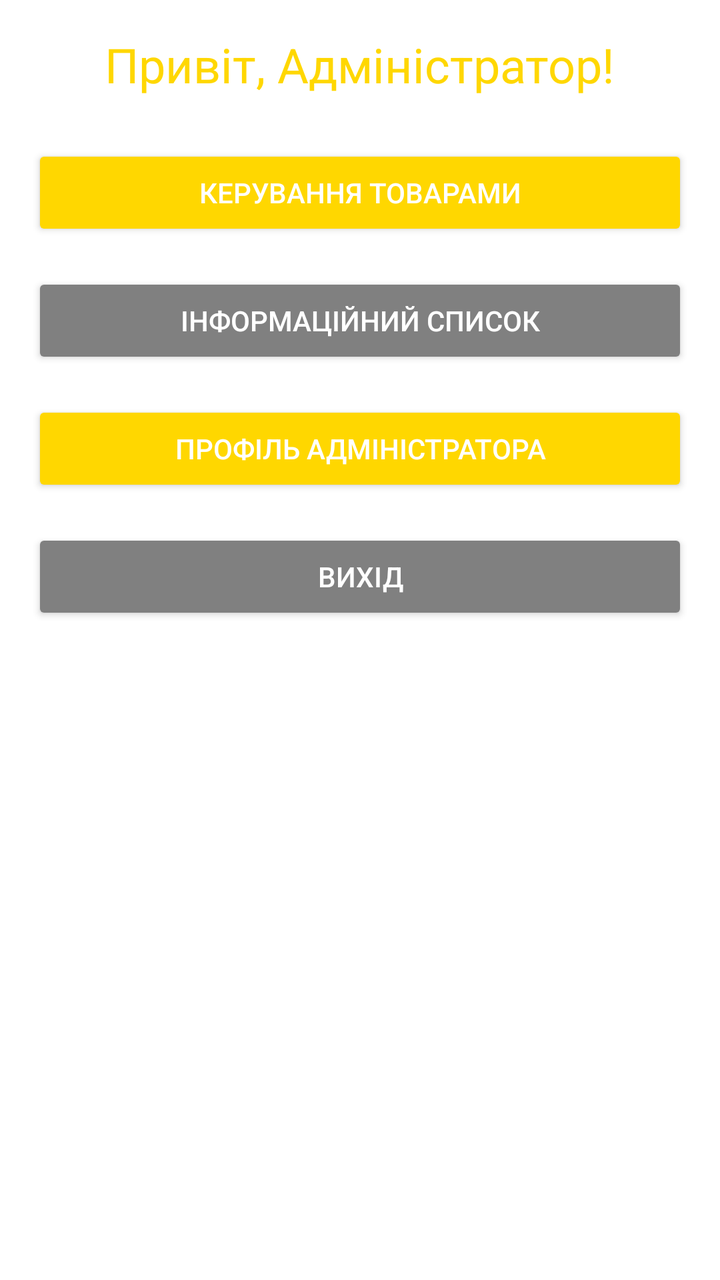
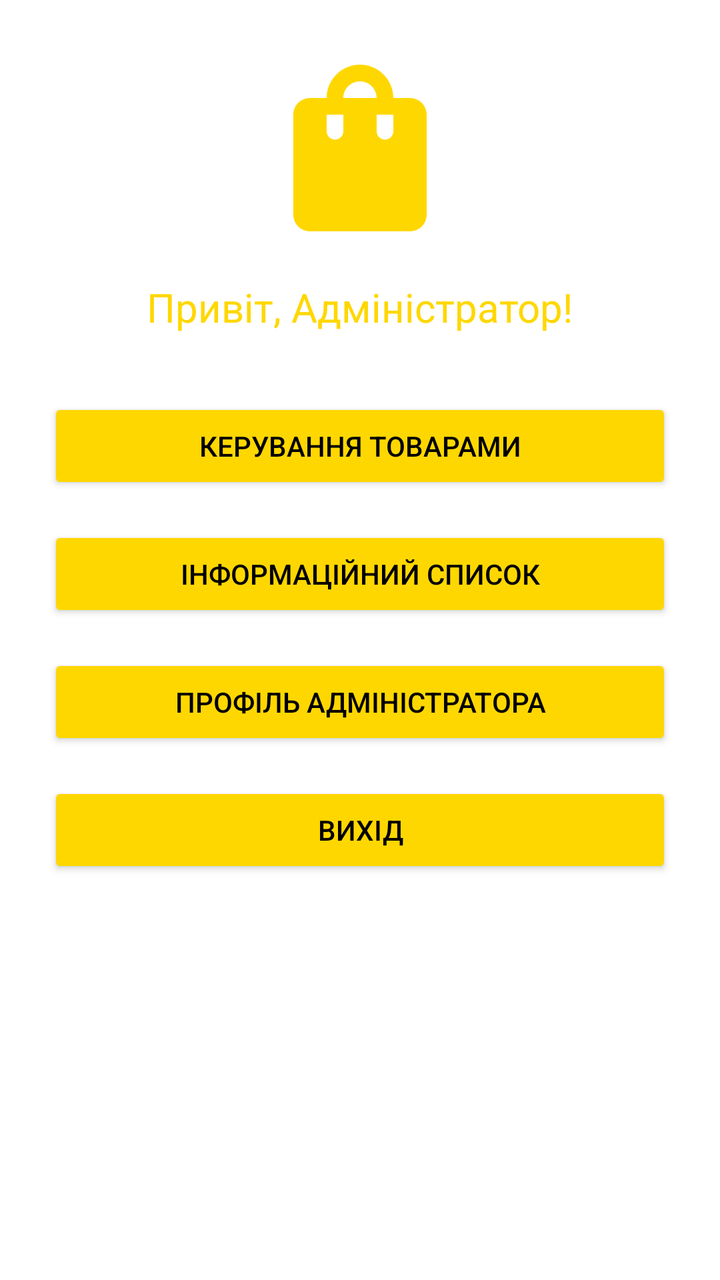

Compare the two renders of this Android layout. The source of the first and the diff that turns it into the second are given below.
<!-- AndroidManifest.xml: application theme Theme.JewelryStore -->
<!-- res/layout/activity_main.xml -->
<?xml version="1.0" encoding="utf-8"?>
<LinearLayout xmlns:android="http://schemas.android.com/apk/res/android"
    android:orientation="vertical"
    android:padding="16dp"
    android:background="@color/white"
    android:layout_width="match_parent"
    android:layout_height="match_parent">

    <TextView
        android:id="@+id/tvGreeting"
        android:text="Привіт, Адміністратор!"
        android:textSize="24sp"
        android:textColor="@color/gold"
        android:layout_gravity="center"
        android:layout_marginBottom="24dp"
        android:layout_width="wrap_content"
        android:layout_height="wrap_content" />

    <Button
        android:id="@+id/btnManageProducts"
        android:text="Керування товарами"
        android:backgroundTint="@color/gold"
        android:textColor="@color/white"
        android:layout_marginBottom="16dp"
        android:layout_width="match_parent"
        android:layout_height="wrap_content" />

    <Button
        android:id="@+id/btnInfoList"
        android:text="Інформаційний список"
        android:backgroundTint="@color/gray"
        android:textColor="@color/white"
        android:layout_marginBottom="16dp"
        android:layout_width="match_parent"
        android:layout_height="wrap_content" />

    <Button
        android:id="@+id/btnProfile"
        android:text="Профіль адміністратора"
        android:backgroundTint="@color/gold"
        android:textColor="@color/white"
        android:layout_marginBottom="16dp"
        android:layout_width="match_parent"
        android:layout_height="wrap_content" />

    <Button
        android:id="@+id/btnLogout"
        android:text="Вихід"
        android:backgroundTint="@color/gray"
        android:textColor="@color/white"
        android:layout_width="match_parent"
        android:layout_height="wrap_content" />

</LinearLayout>
<!-- resources referenced by this layout -->
<resources>
  <color name="gold">#FFD700</color>
  <color name="gray">#808080</color>
  <color name="white">#FFFFFF</color>
  <style name="Theme.JewelryStore" parent="Base.Theme.JewelryStore" />
  <style name="Base.Theme.JewelryStore" parent="Theme.Material3.DayNight.NoActionBar">
          
          
      </style>
</resources>

<!-- the commit's change to res/layout/activity_main.xml (unified diff, before → after) -->
@@ -1,54 +1,64 @@
 <?xml version="1.0" encoding="utf-8"?>
 <LinearLayout xmlns:android="http://schemas.android.com/apk/res/android"
+    android:layout_width="match_parent"
+    android:layout_height="match_parent"
     android:orientation="vertical"
-    android:padding="16dp"
-    android:background="@color/white"
-    android:layout_width="match_parent"
-    android:layout_height="match_parent">
+    android:gravity="center_horizontal"
+    android:padding="24dp"
+    android:background="#FFFFFF">
 
+    
+    <ImageView
+        android:id="@+id/ivLogo"
+        android:layout_width="100dp"
+        android:layout_height="100dp"
+        android:src="@drawable/ic_store"
+        android:contentDescription="Логотип магазину"
+        android:layout_marginBottom="16dp"/>
+
+    
     <TextView
         android:id="@+id/tvGreeting"
+        android:layout_width="wrap_content"
+        android:layout_height="wrap_content"
         android:text="Привіт, Адміністратор!"
-        android:textSize="24sp"
-        android:textColor="@color/gold"
-        android:layout_gravity="center"
-        android:layout_marginBottom="24dp"
-        android:layout_width="wrap_content"
-        android:layout_height="wrap_content" />
+        android:textSize="20sp"
+        android:textColor="#FFD700"
+        android:layout_marginBottom="32dp"/>
 
+    
     <Button
         android:id="@+id/btnManageProducts"
+        android:layout_width="match_parent"
+        android:layout_height="wrap_content"
         android:text="Керування товарами"
-        android:backgroundTint="@color/gold"
-        android:textColor="@color/white"
-        android:layout_marginBottom="16dp"
-        android:layout_width="match_parent"
-        android:layout_height="wrap_content" />
+        android:backgroundTint="#FFD700"
+        android:textColor="#000000"
+        android:layout_marginBottom="16dp"/>
 
     <Button
         android:id="@+id/btnInfoList"
+        android:layout_width="match_parent"
+        android:layout_height="wrap_content"
         android:text="Інформаційний список"
-        android:backgroundTint="@color/gray"
-        android:textColor="@color/white"
-        android:layout_marginBottom="16dp"
-        android:layout_width="match_parent"
-        android:layout_height="wrap_content" />
+        android:backgroundTint="#FFD700"
+        android:textColor="#000000"
+        android:layout_marginBottom="16dp"/>
 
     <Button
         android:id="@+id/btnProfile"
+        android:layout_width="match_parent"
+        android:layout_height="wrap_content"
         android:text="Профіль адміністратора"
-        android:backgroundTint="@color/gold"
-        android:textColor="@color/white"
-        android:layout_marginBottom="16dp"
-        android:layout_width="match_parent"
-        android:layout_height="wrap_content" />
+        android:backgroundTint="#FFD700"
+        android:textColor="#000000"
+        android:layout_marginBottom="16dp"/>
 
     <Button
         android:id="@+id/btnLogout"
+        android:layout_width="match_parent"
+        android:layout_height="wrap_content"
         android:text="Вихід"
-        android:backgroundTint="@color/gray"
-        android:textColor="@color/white"
-        android:layout_width="match_parent"
-        android:layout_height="wrap_content" />
-
+        android:backgroundTint="#FFD700"
+        android:textColor="#000000"/>
 </LinearLayout>
<!-- resource entries referenced after the edit -->
@@ -1,8 +1,16 @@
 <!-- resources referenced by this layout -->
 <resources>
-  <color name="gold">#FFD700</color>
-  <color name="gray">#808080</color>
-  <color name="white">#FFFFFF</color>
+  <!-- drawable ic_store (drawable) -->
+  <vector xmlns:android="http://schemas.android.com/apk/res/android"
+      android:width="100dp"
+      android:height="100dp"
+      android:viewportWidth="24"
+      android:viewportHeight="24">
+  
+      <path
+          android:fillColor="#FFD700"
+          android:pathData="M18,6h-2c0,-2.21 -1.79,-4 -4,-4S8,3.79 8,6H6C4.9,6 4,6.9 4,8v12c0,1.1 0.9,2 2,2h12c1.1,0 2,-0.9 2,-2V8C20,6.9 19.1,6 18,6zM10,10c0,0.55 -0.45,1 -1,1s-1,-0.45 -1,-1V8h2V10zM12,4c1.1,0 2,0.9 2,2h-4C10,4.9 10.9,4 12,4zM16,10c0,0.55 -0.45,1 -1,1s-1,-0.45 -1,-1V8h2V10z"/>
+  </vector>
   <style name="Theme.JewelryStore" parent="Base.Theme.JewelryStore" />
   <style name="Base.Theme.JewelryStore" parent="Theme.Material3.DayNight.NoActionBar">
           
